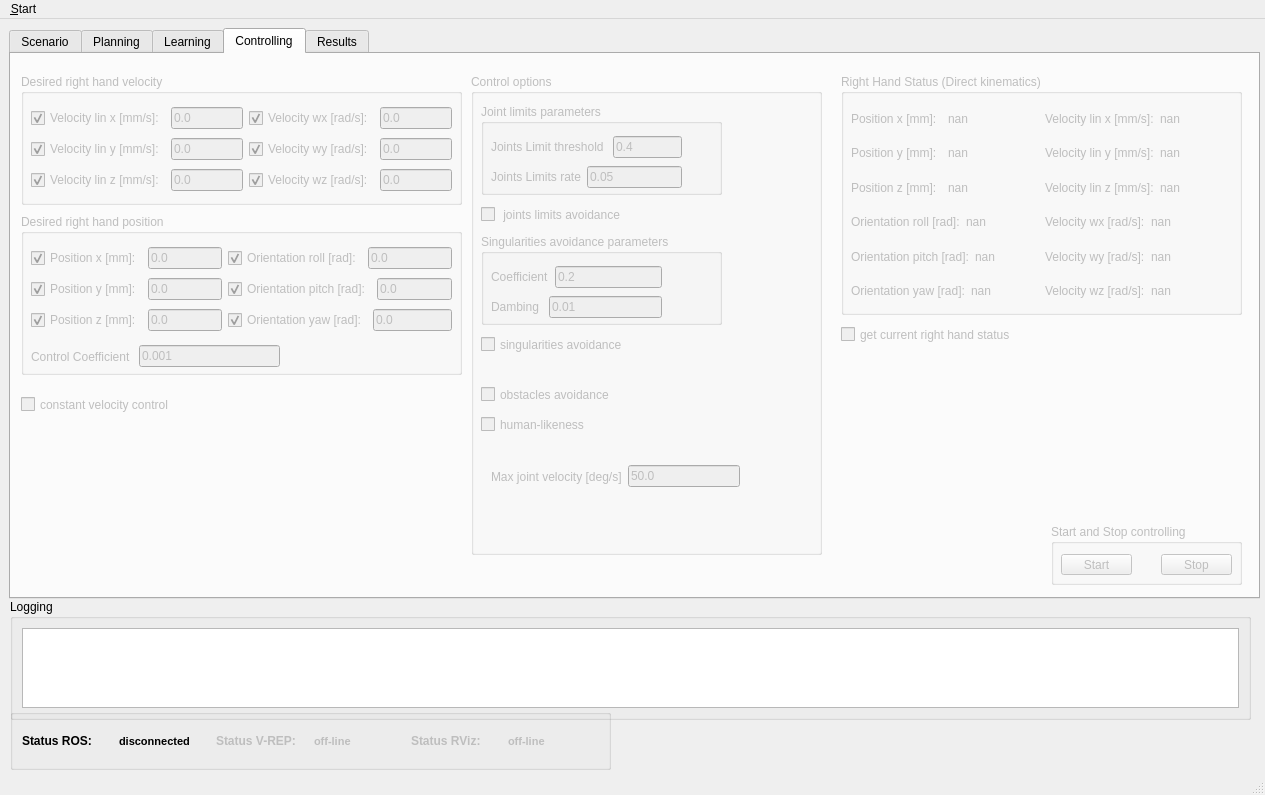
First picture: the form in ui/main_window.ui, repository zohannn/motion_manager, before the edit.
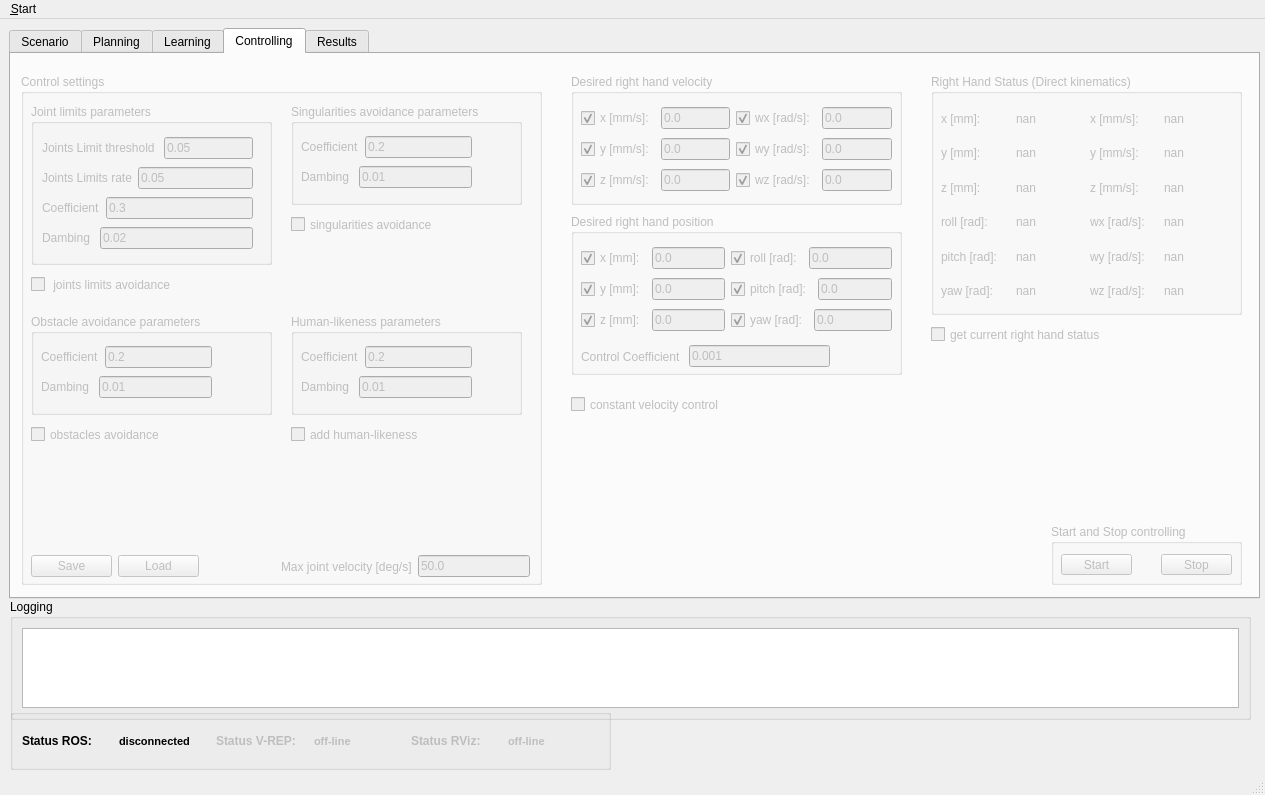
Second picture: the form after the edit. Icons and pictures are not drawn. Custom widgets are drawn as their Qt base class.

Commit message: joints limits avoidance added

Patch:
```diff
--- a/ui/main_window.ui
+++ b/ui/main_window.ui
@@ -1744,9 +1744,9 @@
       </property>
       <property name="geometry">
        <rect>
-        <x>10</x>
+        <x>560</x>
         <y>20</y>
-        <width>441</width>
+        <width>331</width>
         <height>131</height>
        </rect>
       </property>
@@ -1758,7 +1758,7 @@
         <rect>
          <x>10</x>
          <y>30</y>
-         <width>421</width>
+         <width>311</width>
          <height>91</height>
         </rect>
        </property>
@@ -1770,7 +1770,7 @@
             <item>
              <widget class="QCheckBox" name="checkBox_des_right_hand_vel_x">
               <property name="text">
-               <string>Velocity lin x [mm/s]:</string>
+               <string>x [mm/s]:</string>
               </property>
               <property name="checked">
                <bool>true</bool>
@@ -1791,7 +1791,7 @@
             <item>
              <widget class="QCheckBox" name="checkBox_des_right_hand_vel_y">
               <property name="text">
-               <string>Velocity lin y [mm/s]:</string>
+               <string>y [mm/s]:</string>
               </property>
               <property name="checked">
                <bool>true</bool>
@@ -1812,7 +1812,7 @@
             <item>
              <widget class="QCheckBox" name="checkBox_des_right_hand_vel_z">
               <property name="text">
-               <string>Velocity lin z [mm/s]:</string>
+               <string>z [mm/s]:</string>
               </property>
               <property name="checked">
                <bool>true</bool>
@@ -1837,7 +1837,7 @@
             <item>
              <widget class="QCheckBox" name="checkBox_des_right_hand_vel_wx">
               <property name="text">
-               <string>Velocity wx [rad/s]:</string>
+               <string>wx [rad/s]:</string>
               </property>
               <property name="checked">
                <bool>true</bool>
@@ -1858,7 +1858,7 @@
             <item>
              <widget class="QCheckBox" name="checkBox_des_right_hand_vel_wy">
               <property name="text">
-               <string>Velocity wy [rad/s]:</string>
+               <string>wy [rad/s]:</string>
               </property>
               <property name="checked">
                <bool>true</bool>
@@ -1879,7 +1879,7 @@
             <item>
              <widget class="QCheckBox" name="checkBox_des_right_hand_vel_wz">
               <property name="text">
-               <string>Velocity wz [rad/s]:</string>
+               <string>wz [rad/s]:</string>
               </property>
               <property name="checked">
                <bool>true</bool>
@@ -1903,9 +1903,9 @@
      <widget class="QGroupBox" name="groupBox_des_right_hand_pos">
       <property name="geometry">
        <rect>
-        <x>10</x>
+        <x>560</x>
         <y>160</y>
-        <width>441</width>
+        <width>331</width>
         <height>161</height>
        </rect>
       </property>
@@ -1917,7 +1917,7 @@
         <rect>
          <x>10</x>
          <y>30</y>
-         <width>421</width>
+         <width>311</width>
          <height>91</height>
         </rect>
        </property>
@@ -1929,7 +1929,7 @@
             <item>
              <widget class="QCheckBox" name="checkBox_des_right_hand_pos_x">
               <property name="text">
-               <string>Position x [mm]:</string>
+               <string>x [mm]:</string>
               </property>
               <property name="checked">
                <bool>true</bool>
@@ -1950,7 +1950,7 @@
             <item>
              <widget class="QCheckBox" name="checkBox_des_right_hand_pos_y">
               <property name="text">
-               <string>Position y [mm]:</string>
+               <string>y [mm]:</string>
               </property>
               <property name="checked">
                <bool>true</bool>
@@ -1971,7 +1971,7 @@
             <item>
              <widget class="QCheckBox" name="checkBox_des_right_hand_pos_z">
               <property name="text">
-               <string>Position z [mm]:</string>
+               <string>z [mm]:</string>
               </property>
               <property name="checked">
                <bool>true</bool>
@@ -1996,7 +1996,7 @@
             <item>
              <widget class="QCheckBox" name="checkBox_des_right_hand_or_roll">
               <property name="text">
-               <string>Orientation roll [rad]:</string>
+               <string>roll [rad]:</string>
               </property>
               <property name="checked">
                <bool>true</bool>
@@ -2017,7 +2017,7 @@
             <item>
              <widget class="QCheckBox" name="checkBox_des_right_hand_or_pitch">
               <property name="text">
-               <string>Orientation pitch [rad]:</string>
+               <string>pitch [rad]:</string>
               </property>
               <property name="checked">
                <bool>true</bool>
@@ -2038,7 +2038,7 @@
             <item>
              <widget class="QCheckBox" name="checkBox_des_right_hand_or_yaw">
               <property name="text">
-               <string>Orientation yaw [rad]:</string>
+               <string>yaw [rad]:</string>
               </property>
               <property name="checked">
                <bool>true</bool>
@@ -2088,7 +2088,7 @@
      <widget class="QCheckBox" name="checkBox_right_hand_status">
       <property name="geometry">
        <rect>
-        <x>830</x>
+        <x>920</x>
         <y>270</y>
         <width>211</width>
         <height>21</height>
@@ -2101,7 +2101,7 @@
      <widget class="QCheckBox" name="checkBox_const_vel_control">
       <property name="geometry">
        <rect>
-        <x>10</x>
+        <x>560</x>
         <y>340</y>
         <width>181</width>
         <height>21</height>
@@ -2117,9 +2117,9 @@
       </property>
       <property name="geometry">
        <rect>
-        <x>830</x>
+        <x>920</x>
         <y>20</y>
-        <width>401</width>
+        <width>311</width>
         <height>241</height>
        </rect>
       </property>
@@ -2131,7 +2131,7 @@
         <rect>
          <x>10</x>
          <y>30</y>
-         <width>381</width>
+         <width>291</width>
          <height>201</height>
         </rect>
        </property>
@@ -2143,7 +2143,7 @@
             <item>
              <widget class="QLabel" name="label_comp_right_hand_pos_x">
               <property name="text">
-               <string>Position x [mm]:</string>
+               <string>x [mm]:</string>
               </property>
              </widget>
             </item>
@@ -2161,7 +2161,7 @@
             <item>
              <widget class="QLabel" name="label_comp_right_hand_pos_y">
               <property name="text">
-               <string>Position y [mm]:</string>
+               <string>y [mm]:</string>
               </property>
              </widget>
             </item>
@@ -2179,7 +2179,7 @@
             <item>
              <widget class="QLabel" name="label_comp_right_hand_pos_z">
               <property name="text">
-               <string>Position z [mm]:</string>
+               <string>z [mm]:</string>
               </property>
              </widget>
             </item>
@@ -2197,7 +2197,7 @@
             <item>
              <widget class="QLabel" name="label_comp_right_hand_or_roll">
               <property name="text">
-               <string>Orientation roll [rad]:</string>
+               <string>roll [rad]:</string>
               </property>
              </widget>
             </item>
@@ -2215,7 +2215,7 @@
             <item>
              <widget class="QLabel" name="label_comp_right_hand_or_pitch">
               <property name="text">
-               <string>Orientation pitch [rad]:</string>
+               <string>pitch [rad]:</string>
               </property>
              </widget>
             </item>
@@ -2233,7 +2233,7 @@
             <item>
              <widget class="QLabel" name="label_comp_right_hand_or_yaw">
               <property name="text">
-               <string>Orientation yaw [rad]:</string>
+               <string>yaw [rad]:</string>
               </property>
              </widget>
             </item>
@@ -2255,7 +2255,7 @@
             <item>
              <widget class="QLabel" name="label_comp_right_hand_vel_x">
               <property name="text">
-               <string>Velocity lin x [mm/s]:</string>
+               <string>x [mm/s]:</string>
               </property>
              </widget>
             </item>
@@ -2273,7 +2273,7 @@
             <item>
              <widget class="QLabel" name="label_comp_right_hand_vel_y">
               <property name="text">
-               <string>Velocity lin y [mm/s]:</string>
+               <string>y [mm/s]:</string>
               </property>
              </widget>
             </item>
@@ -2291,7 +2291,7 @@
             <item>
              <widget class="QLabel" name="label_comp_right_hand_vel_z">
               <property name="text">
-               <string>Velocity lin z [mm/s]:</string>
+               <string>z [mm/s]:</string>
               </property>
              </widget>
             </item>
@@ -2309,7 +2309,7 @@
             <item>
              <widget class="QLabel" name="label_comp_right_hand_vel_wx">
               <property name="text">
-               <string>Velocity wx [rad/s]:</string>
+               <string>wx [rad/s]:</string>
               </property>
              </widget>
             </item>
@@ -2327,7 +2327,7 @@
             <item>
              <widget class="QLabel" name="label_comp_right_hand_vel_wy">
               <property name="text">
-               <string>Velocity wy [rad/s]:</string>
+               <string>wy [rad/s]:</string>
               </property>
              </widget>
             </item>
@@ -2345,7 +2345,7 @@
             <item>
              <widget class="QLabel" name="label_comp_right_hand_vel_wz">
               <property name="text">
-               <string>Velocity wz [rad/s]:</string>
+               <string>wz [rad/s]:</string>
               </property>
              </widget>
             </item>
@@ -2405,33 +2405,33 @@
      <widget class="QGroupBox" name="groupBox_ctrl_options">
       <property name="geometry">
        <rect>
-        <x>460</x>
+        <x>10</x>
         <y>20</y>
-        <width>351</width>
-        <height>481</height>
+        <width>521</width>
+        <height>511</height>
        </rect>
       </property>
       <property name="title">
-       <string>Control options</string>
+       <string>Control settings</string>
       </property>
       <widget class="QCheckBox" name="checkBox_hl_add">
        <property name="geometry">
         <rect>
-         <x>10</x>
-         <y>340</y>
+         <x>270</x>
+         <y>350</y>
          <width>171</width>
          <height>21</height>
         </rect>
        </property>
        <property name="text">
-        <string>human-likeness</string>
+        <string>add human-likeness</string>
        </property>
       </widget>
       <widget class="QCheckBox" name="checkBox_joints_limits_av">
        <property name="geometry">
         <rect>
          <x>10</x>
-         <y>130</y>
+         <y>200</y>
          <width>171</width>
          <height>21</height>
         </rect>
@@ -2443,8 +2443,8 @@
       <widget class="QCheckBox" name="checkBox_sing_av">
        <property name="geometry">
         <rect>
-         <x>10</x>
-         <y>260</y>
+         <x>270</x>
+         <y>140</y>
          <width>171</width>
          <height>21</height>
         </rect>
@@ -2457,7 +2457,7 @@
        <property name="geometry">
         <rect>
          <x>10</x>
-         <y>310</y>
+         <y>350</y>
          <width>171</width>
          <height>21</height>
         </rect>
@@ -2475,19 +2475,19 @@
          <x>10</x>
          <y>30</y>
          <width>241</width>
-         <height>91</height>
+         <height>161</height>
         </rect>
        </property>
        <property name="title">
         <string>Joint limits parameters</string>
        </property>
-       <widget class="QWidget" name="layoutWidget">
+       <widget class="QWidget" name="">
         <property name="geometry">
          <rect>
-          <x>10</x>
-          <y>30</y>
-          <width>191</width>
-          <height>58</height>
+          <x>11</x>
+          <y>31</y>
+          <width>211</width>
+          <height>120</height>
          </rect>
         </property>
         <layout class="QVBoxLayout" name="verticalLayout_60">
@@ -2503,7 +2503,7 @@
            <item>
             <widget class="QLineEdit" name="lineEdit_jlim_th">
              <property name="text">
-              <string>0.4</string>
+              <string>0.05</string>
              </property>
             </widget>
            </item>
@@ -2527,22 +2527,58 @@
            </item>
           </layout>
          </item>
+         <item>
+          <layout class="QHBoxLayout" name="horizontalLayout_306">
+           <item>
+            <widget class="QLabel" name="label_jlim_coeff">
+             <property name="text">
+              <string>Coefficient</string>
+             </property>
+            </widget>
+           </item>
+           <item>
+            <widget class="QLineEdit" name="lineEdit_jlim_coeff">
+             <property name="text">
+              <string>0.3</string>
+             </property>
+            </widget>
+           </item>
+          </layout>
+         </item>
+         <item>
+          <layout class="QHBoxLayout" name="horizontalLayout_307">
+           <item>
+            <widget class="QLabel" name="label_jlim_damping">
+             <property name="text">
+              <string>Dambing </string>
+             </property>
+            </widget>
+           </item>
+           <item>
+            <widget class="QLineEdit" name="lineEdit_jlim_damping">
+             <property name="text">
+              <string>0.02</string>
+             </property>
+            </widget>
+           </item>
+          </layout>
+         </item>
         </layout>
        </widget>
       </widget>
       <widget class="QGroupBox" name="groupBox_sing_av_params">
        <property name="geometry">
         <rect>
-         <x>10</x>
-         <y>160</y>
-         <width>241</width>
-         <height>91</height>
+         <x>270</x>
+         <y>30</y>
+         <width>231</width>
+         <height>101</height>
         </rect>
        </property>
        <property name="title">
         <string>Singularities avoidance parameters</string>
        </property>
-       <widget class="QWidget" name="">
+       <widget class="QWidget" name="layoutWidget">
         <property name="geometry">
          <rect>
           <x>10</x>
@@ -2591,11 +2627,11 @@
         </layout>
        </widget>
       </widget>
-      <widget class="QWidget" name="">
+      <widget class="QWidget" name="layoutWidget">
        <property name="geometry">
         <rect>
-         <x>20</x>
-         <y>390</y>
+         <x>260</x>
+         <y>480</y>
          <width>249</width>
          <height>25</height>
         </rect>
@@ -2617,6 +2653,154 @@
         </item>
        </layout>
       </widget>
+      <widget class="QGroupBox" name="groupBox_obsts_av_params">
+       <property name="geometry">
+        <rect>
+         <x>10</x>
+         <y>240</y>
+         <width>241</width>
+         <height>101</height>
+        </rect>
+       </property>
+       <property name="title">
+        <string>Obstacle avoidance parameters</string>
+       </property>
+       <widget class="QWidget" name="layoutWidget_56">
+        <property name="geometry">
+         <rect>
+          <x>10</x>
+          <y>30</y>
+          <width>171</width>
+          <height>58</height>
+         </rect>
+        </property>
+        <layout class="QVBoxLayout" name="verticalLayout_103">
+         <item>
+          <layout class="QHBoxLayout" name="horizontalLayout_308">
+           <item>
+            <widget class="QLabel" name="label_obsts_coeff">
+             <property name="text">
+              <string>Coefficient</string>
+             </property>
+            </widget>
+           </item>
+           <item>
+            <widget class="QLineEdit" name="lineEdit_obsts_coeff">
+             <property name="text">
+              <string>0.2</string>
+             </property>
+            </widget>
+           </item>
+          </layout>
+         </item>
+         <item>
+          <layout class="QHBoxLayout" name="horizontalLayout_564">
+           <item>
+            <widget class="QLabel" name="label_obsts_damping">
+             <property name="text">
+              <string>Dambing </string>
+             </property>
+            </widget>
+           </item>
+           <item>
+            <widget class="QLineEdit" name="lineEdit_obsts_damping">
+             <property name="text">
+              <string>0.01</string>
+             </property>
+            </widget>
+           </item>
+          </layout>
+         </item>
+        </layout>
+       </widget>
+      </widget>
+      <widget class="QGroupBox" name="groupBox_hl_add_params">
+       <property name="geometry">
+        <rect>
+         <x>270</x>
+         <y>240</y>
+         <width>231</width>
+         <height>101</height>
+        </rect>
+       </property>
+       <property name="title">
+        <string>Human-likeness parameters</string>
+       </property>
+       <widget class="QWidget" name="layoutWidget_57">
+        <property name="geometry">
+         <rect>
+          <x>10</x>
+          <y>30</y>
+          <width>171</width>
+          <height>58</height>
+         </rect>
+        </property>
+        <layout class="QVBoxLayout" name="verticalLayout_104">
+         <item>
+          <layout class="QHBoxLayout" name="horizontalLayout_565">
+           <item>
+            <widget class="QLabel" name="label_hl_coeff">
+             <property name="text">
+              <string>Coefficient</string>
+             </property>
+            </widget>
+           </item>
+           <item>
+            <widget class="QLineEdit" name="lineEdit_hl_coeff">
+             <property name="text">
+              <string>0.2</string>
+             </property>
+            </widget>
+           </item>
+          </layout>
+         </item>
+         <item>
+          <layout class="QHBoxLayout" name="horizontalLayout_566">
+           <item>
+            <widget class="QLabel" name="label_hl_damping">
+             <property name="text">
+              <string>Dambing </string>
+             </property>
+            </widget>
+           </item>
+           <item>
+            <widget class="QLineEdit" name="lineEdit_hl_damping">
+             <property name="text">
+              <string>0.01</string>
+             </property>
+            </widget>
+           </item>
+          </layout>
+         </item>
+        </layout>
+       </widget>
+      </widget>
+      <widget class="QWidget" name="">
+       <property name="geometry">
+        <rect>
+         <x>10</x>
+         <y>480</y>
+         <width>168</width>
+         <height>25</height>
+        </rect>
+       </property>
+       <layout class="QHBoxLayout" name="horizontalLayout_567">
+        <item>
+         <widget class="QPushButton" name="pushButton_save_ctrl_params">
+          <property name="text">
+           <string>Save</string>
+          </property>
+         </widget>
+        </item>
+        <item>
+         <widget class="QPushButton" name="pushButton_load_ctrl_params">
+          <property name="text">
+           <string>Load</string>
+          </property>
+         </widget>
+        </item>
+       </layout>
+      </widget>
       <zorder>checkBox_hl_add</zorder>
       <zorder>checkBox_joints_limits_av</zorder>
       <zorder>checkBox_sing_av</zorder>
```
Left out of the diff: 5 changed lines with no effect on the pictures. The commit also changes 5 other files.
